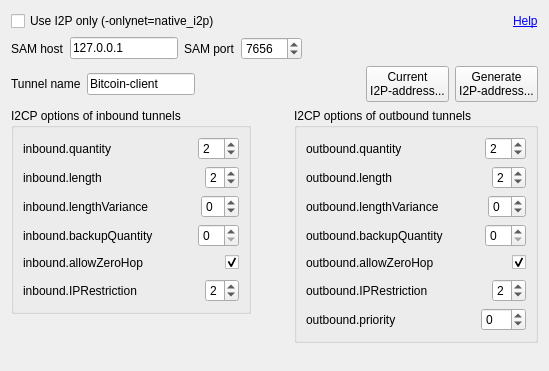
Before: the Qt Designer form src/qt/forms/i2poptionswidget.ui in metaspartan/denarius, drawn with Qt 5.
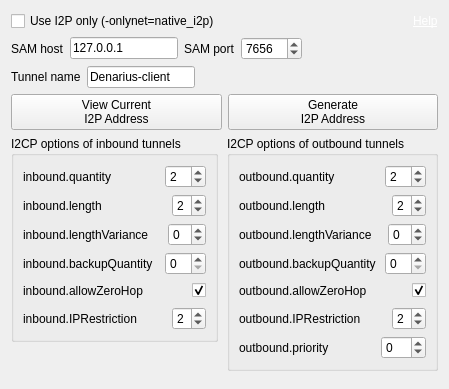
After: the same form once the commit is applied.

The edit to the form file:
```diff
--- a/src/qt/forms/i2poptionswidget.ui
+++ b/src/qt/forms/i2poptionswidget.ui
@@ -6,8 +6,8 @@
    <rect>
     <x>0</x>
     <y>0</y>
-    <width>549</width>
-    <height>371</height>
+    <width>449</width>
+    <height>389</height>
    </rect>
   </property>
   <property name="windowTitle">
@@ -42,7 +42,7 @@
         <string>http://www.i2p2.i2p/i2cp.html#options</string>
        </property>
        <property name="text">
-        <string>&lt;a href=&quot;http://www.i2p2.i2p/i2cp.html#options&quot;&gt;Help&lt;/a&gt;</string>
+        <string>&lt;html&gt;&lt;head/&gt;&lt;body&gt;&lt;p&gt;&lt;a href=&quot;http://www.i2p2.i2p/i2cp.html#options&quot;&gt;&lt;span style=&quot; text-decoration: underline; color:#ffffff;&quot;&gt;Help&lt;/span&gt;&lt;/a&gt;&lt;/p&gt;&lt;/body&gt;&lt;/html&gt;</string>
        </property>
        <property name="textFormat">
         <enum>Qt::RichText</enum>
@@ -138,7 +138,7 @@
         </size>
        </property>
        <property name="text">
-        <string>Bitcoin-client</string>
+        <string>Denarius-client</string>
        </property>
       </widget>
      </item>
@@ -147,27 +147,34 @@
        <property name="orientation">
         <enum>Qt::Horizontal</enum>
        </property>
+       <property name="sizeType">
+        <enum>QSizePolicy::MinimumExpanding</enum>
+       </property>
        <property name="sizeHint" stdset="0">
         <size>
-         <width>40</width>
+         <width>166</width>
          <height>20</height>
         </size>
        </property>
       </spacer>
      </item>
+    </layout>
+   </item>
+   <item>
+    <layout class="QHBoxLayout" name="horizontalLayout_18">
      <item>
       <widget class="QPushButton" name="pushButtonCurrentI2PAddress">
        <property name="text">
-        <string>Current
-I2P-address...</string>
+        <string>View Current
+I2P Address</string>
        </property>
       </widget>
      </item>
      <item>
       <widget class="QPushButton" name="pushButtonGenerateI2PAddress">
        <property name="text">
-        <string>Generate
-I2P-address...</string>
+        <string>Generate 
+I2P Address</string>
        </property>
       </widget>
      </item>
```
Left out of the diff: 2 changed lines with no effect on the pictures.
